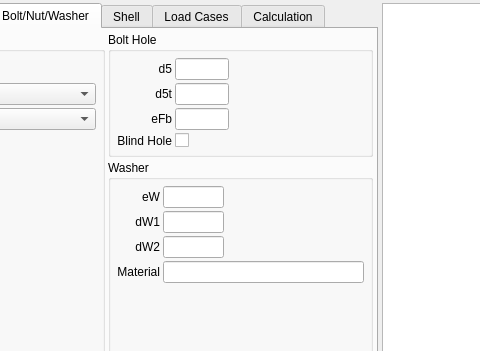
Old version of the form pcalc/src/gui/pcalc_en1591widget.ui in the repository hermixy/biluna; both pictures show x 428 to 908 and y 0 to 351 of the 1069 by 757 pixel window.
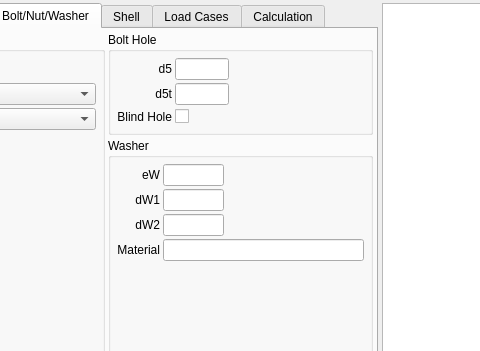
New version of the form. The open tabs and pages were chosen to show the change. Icons and pictures are not drawn. Custom widgets are drawn as their Qt base class.

Commit message: PCALC EN1592 unused mBolt->eFb removed

Diff of the .ui file:
```diff
--- a/pcalc/src/gui/pcalc_en1591widget.ui
+++ b/pcalc/src/gui/pcalc_en1591widget.ui
@@ -2252,7 +2252,7 @@
               </property>
              </widget>
             </item>
-            <item row="0" column="2" rowspan="4">
+            <item row="0" column="2" rowspan="3">
              <spacer name="horizontalSpacer_9">
               <property name="orientation">
                <enum>Qt::Horizontal</enum>
@@ -2285,43 +2285,23 @@
               </property>
              </widget>
             </item>
-            <item row="2" column="0">
-             <widget class="QLabel" name="lbleFb">
-              <property name="text">
-               <string>eFb</string>
-              </property>
-              <property name="alignment">
-               <set>Qt::AlignRight|Qt::AlignTrailing|Qt::AlignVCenter</set>
-              </property>
-             </widget>
-            </item>
             <item row="2" column="1">
-             <widget class="RB_UomLineEdit" name="leeFb">
-              <property name="sizePolicy">
-               <sizepolicy hsizetype="Preferred" vsizetype="Fixed">
-                <horstretch>0</horstretch>
-                <verstretch>0</verstretch>
-               </sizepolicy>
-              </property>
-             </widget>
-            </item>
-            <item row="3" column="0">
-             <widget class="QLabel" name="lblBlindHole">
-              <property name="text">
-               <string>Blind Hole</string>
-              </property>
-              <property name="alignment">
-               <set>Qt::AlignRight|Qt::AlignTrailing|Qt::AlignVCenter</set>
-              </property>
-             </widget>
-            </item>
-            <item row="3" column="1">
              <widget class="QCheckBox" name="chbBlindHole">
               <property name="text">
                <string/>
               </property>
              </widget>
             </item>
+            <item row="2" column="0">
+             <widget class="QLabel" name="lblBlindHole">
+              <property name="text">
+               <string>Blind Hole</string>
+              </property>
+              <property name="alignment">
+               <set>Qt::AlignRight|Qt::AlignTrailing|Qt::AlignVCenter</set>
+              </property>
+             </widget>
+            </item>
            </layout>
           </widget>
          </item>
```
Left out of the diff: 1 changed line with no effect on the pictures. The commit also changes 7 other files.
